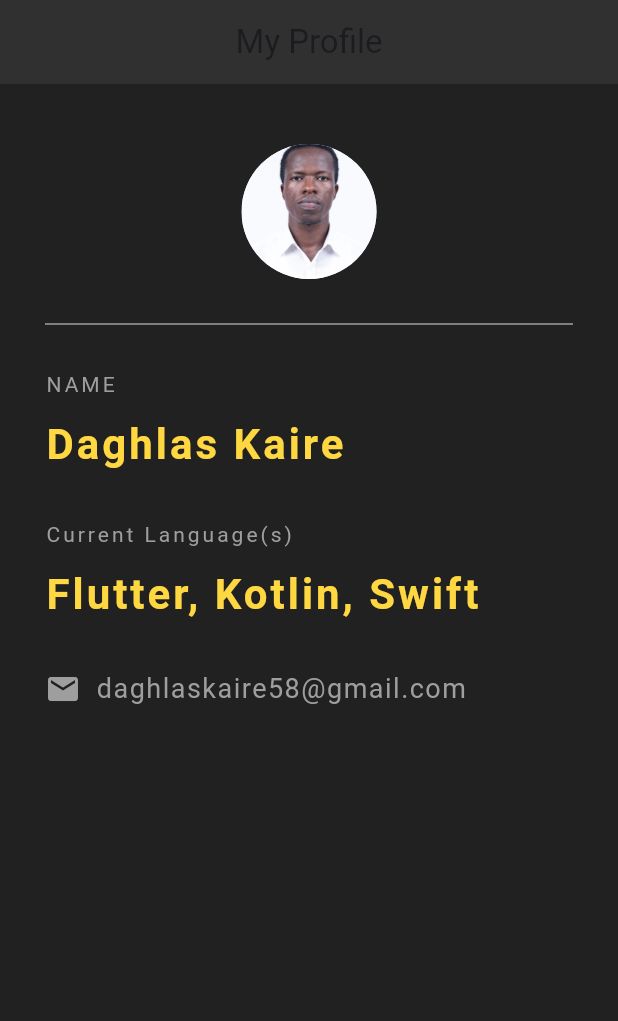
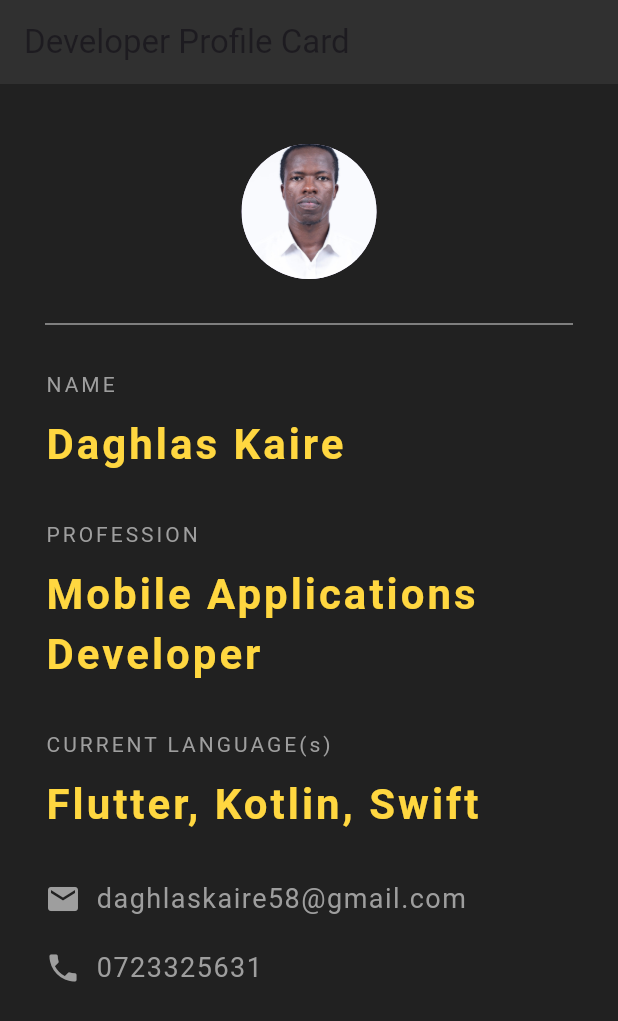
Before and after one commit to daghlas/my_profile_app, a Flutter app: the screen it shows after launch, on a phone screen of 412 x 824 dp. Shown: the top 1021 px of the screen. Run offline on Flutter 3.47's test engine with Material 3 defaults, Android fonts, the light colour scheme and no system bars.

Commit message:
initial commit

```diff
--- a/lib/main.dart
+++ b/lib/main.dart
@@ -12,8 +12,7 @@
     return Scaffold(
       backgroundColor: Colors.grey[900],
       appBar: AppBar(
-        title: const Text('My Profile'),
-        centerTitle: true,
+        title: const Text('Developer Profile Card'),
         backgroundColor: Colors.grey[850],
         elevation: 0.0,
       ),
@@ -51,7 +50,25 @@
             ),
             SizedBox(height: 30.0),
             Text(
-              'Current Language(s)',
+                'PROFESSION',
+                style: TextStyle(
+                  color: Colors.grey,
+                  letterSpacing: 2.0,
+                )
+            ),
+            SizedBox(height: 10.0),
+            Text(
+                'Mobile Applications Developer',
+                style: TextStyle(
+                    color: Colors.amberAccent,//[200],
+                    letterSpacing: 2.0,
+                    fontSize: 28.0,
+                    fontWeight: FontWeight.bold
+                )
+            ),
+            SizedBox(height: 30.0),
+            Text(
+              'CURRENT LANGUAGE(s)',
               style: TextStyle(
                 color: Colors.grey,
                 letterSpacing: 2.0,
@@ -84,6 +101,24 @@
                     )
                 ),
               ],
+            ),
+            SizedBox(height: 20.0),
+            Row(
+              children: <Widget>[
+                Icon(
+                  Icons.phone,
+                  color: Colors.grey,//[400],
+                ),
+                SizedBox(width: 10.0),
+                Text(
+                    '0723325631',
+                    style: TextStyle(
+                      color: Colors.grey,//[400],
+                      letterSpacing: 1.0,
+                      fontSize: 18.0,
+                    )
+                ),
+              ],
             )
           ],
         ),
```
